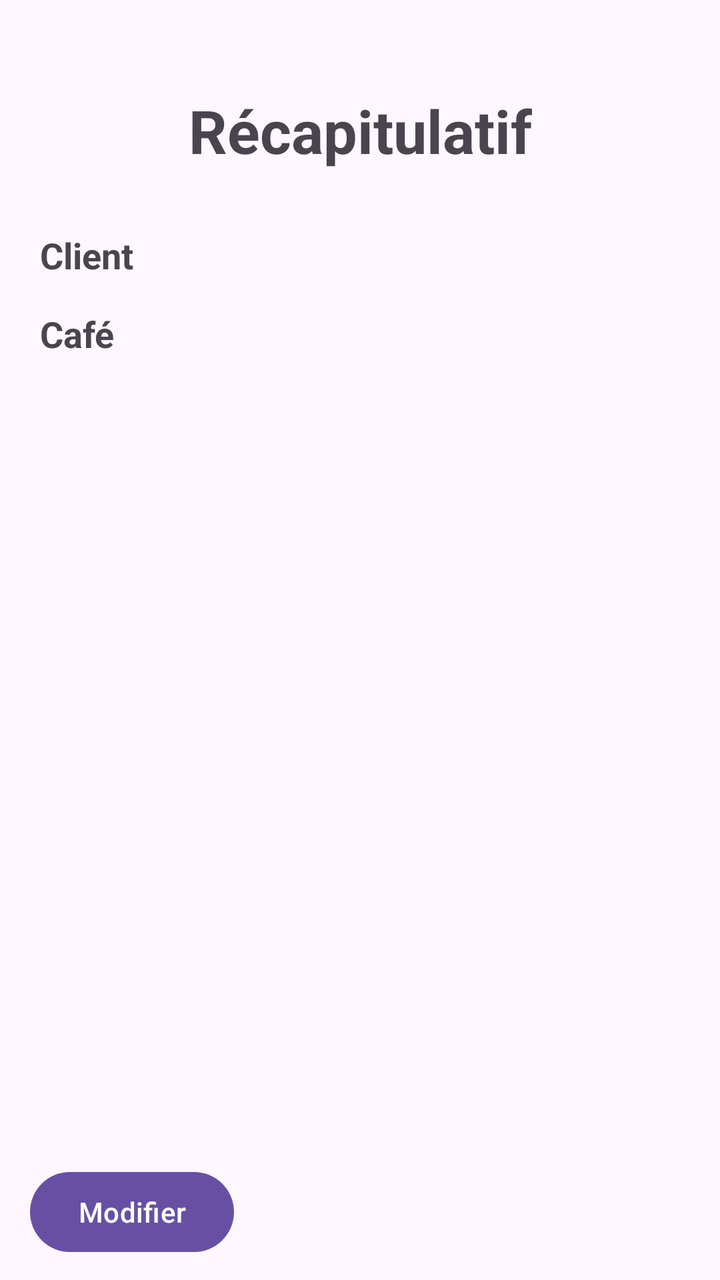
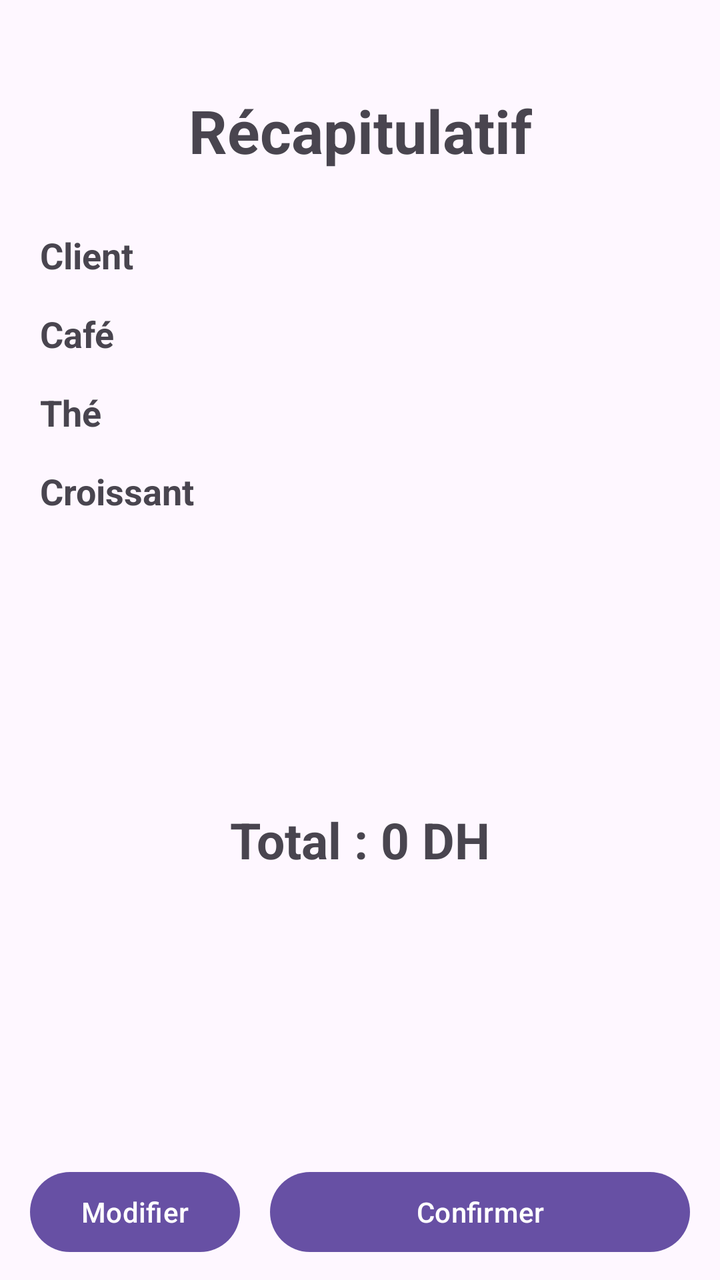

Before-and-after screenshots of an Android layout around one commit, followed by the original layout XML and the change that was made.
<!-- AndroidManifest.xml: application theme Theme.Cafeexpress -->
<!-- res/layout/activity_recap.xml -->
<?xml version="1.0" encoding="utf-8"?>
<androidx.constraintlayout.widget.ConstraintLayout xmlns:android="http://schemas.android.com/apk/res/android"
    xmlns:app="http://schemas.android.com/apk/res-auto"
    android:layout_width="match_parent"
    android:layout_height="match_parent">

    <TextView
        android:id="@+id/titreRecap"
        android:layout_width="wrap_content"
        android:layout_height="wrap_content"
        android:layout_marginTop="45dp"
        android:text="Récapitulatif"
        android:textSize="30sp"
        android:textStyle="bold"
        app:layout_constraintEnd_toEndOf="parent"
        app:layout_constraintStart_toStartOf="parent"
        app:layout_constraintTop_toTopOf="parent" />

    <TextView
        android:id="@+id/lblClient"
        android:layout_width="wrap_content"
        android:layout_height="wrap_content"
        android:layout_marginHorizontal="20dp"
        android:layout_marginTop="30dp"
        android:text="Client"
        android:textSize="18sp"
        android:textStyle="bold"
        app:layout_constraintStart_toStartOf="parent"
        app:layout_constraintTop_toBottomOf="@id/titreRecap" />

    <TextView
        android:id="@+id/lblCafe"
        android:layout_width="wrap_content"
        android:layout_height="wrap_content"
        android:layout_marginHorizontal="20dp"
        android:layout_marginTop="15dp"
        android:text="Café"
        android:textSize="18sp"
        android:textStyle="bold"
        app:layout_constraintStart_toStartOf="parent"
        app:layout_constraintTop_toBottomOf="@id/lblClient" />

    <Button
        android:id="@+id/btnModifier"
        android:layout_width="wrap_content"
        android:layout_height="wrap_content"
        android:layout_marginHorizontal="15dp"
        android:text="Modifier"
        android:layout_marginBottom="10dp"
        app:layout_constraintBottom_toBottomOf="parent"
        app:layout_constraintStart_toStartOf="parent" />

</androidx.constraintlayout.widget.ConstraintLayout>
<!-- resources referenced by this layout -->
<resources>
  <style name="Theme.Cafeexpress" parent="Base.Theme.Cafeexpress" />
  <style name="Base.Theme.Cafeexpress" parent="Theme.Material3.DayNight.NoActionBar">
          
          
      </style>
</resources>

<!-- the commit's change to res/layout/activity_recap.xml (unified diff, before → after) -->
@@ -40,14 +40,107 @@
         app:layout_constraintStart_toStartOf="parent"
         app:layout_constraintTop_toBottomOf="@id/lblClient" />
 
+    <TextView
+        android:id="@+id/lblThe"
+        android:layout_width="wrap_content"
+        android:layout_height="wrap_content"
+        android:layout_marginHorizontal="20dp"
+        android:layout_marginTop="15dp"
+        android:text="Thé"
+        android:textSize="18sp"
+        android:textStyle="bold"
+        app:layout_constraintStart_toStartOf="parent"
+        app:layout_constraintTop_toBottomOf="@id/lblCafe" />
+
+    <TextView
+        android:id="@+id/lblCroissant"
+        android:layout_width="wrap_content"
+        android:layout_height="wrap_content"
+        android:layout_marginHorizontal="20dp"
+        android:layout_marginTop="15dp"
+        android:text="Croissant"
+        android:textSize="18sp"
+        android:textStyle="bold"
+        app:layout_constraintStart_toStartOf="parent"
+        app:layout_constraintTop_toBottomOf="@id/lblThe" />
+
+    <androidx.constraintlayout.widget.Guideline
+        android:id="@+id/sep"
+        android:layout_width="wrap_content"
+        android:layout_height="wrap_content"
+        android:orientation="vertical"
+        app:layout_constraintGuide_percent="0.35" />
+
+    <TextView
+        android:id="@+id/nomClient"
+        android:layout_width="wrap_content"
+        android:layout_height="wrap_content"
+        android:textSize="18sp"
+        app:layout_constraintBottom_toBottomOf="@id/lblClient"
+        app:layout_constraintStart_toEndOf="@id/sep"
+        app:layout_constraintTop_toTopOf="@id/lblClient" />
+
+    <TextView
+        android:id="@+id/nombreCafe"
+        android:layout_width="wrap_content"
+        android:layout_height="wrap_content"
+        android:textSize="18sp"
+        app:layout_constraintBottom_toBottomOf="@id/lblCafe"
+        app:layout_constraintStart_toEndOf="@id/sep"
+        app:layout_constraintTop_toTopOf="@id/lblCafe" />
+
+    <TextView
+        android:id="@+id/nombreThe"
+        android:layout_width="wrap_content"
+        android:layout_height="wrap_content"
+        android:textSize="18sp"
+        app:layout_constraintBottom_toBottomOf="@id/lblThe"
+        app:layout_constraintStart_toEndOf="@id/sep"
+        app:layout_constraintTop_toTopOf="@id/lblThe" />
+
+    <TextView
+        android:id="@+id/nombreCroissant"
+        android:layout_width="wrap_content"
+        android:layout_height="wrap_content"
+        android:textSize="18sp"
+        app:layout_constraintBottom_toBottomOf="@id/lblCroissant"
+        app:layout_constraintStart_toEndOf="@id/sep"
+        app:layout_constraintTop_toTopOf="@id/lblCroissant" />
+
+    <TextView
+        android:id="@+id/total"
+        android:layout_width="wrap_content"
+        android:layout_height="wrap_content"
+        android:text="Total : 0 DH"
+        android:textSize="25sp"
+        android:textStyle="bold"
+        app:layout_constraintBottom_toTopOf="@id/btnModifier"
+        app:layout_constraintEnd_toEndOf="parent"
+        app:layout_constraintStart_toStartOf="parent"
+        app:layout_constraintTop_toBottomOf="@id/lblCroissant" />
+
     <Button
         android:id="@+id/btnModifier"
-        android:layout_width="wrap_content"
+        android:layout_width="0dp"
         android:layout_height="wrap_content"
         android:layout_marginHorizontal="15dp"
+        android:layout_marginBottom="10dp"
         android:text="Modifier"
-        android:layout_marginBottom="10dp"
         app:layout_constraintBottom_toBottomOf="parent"
+        app:layout_constraintEnd_toStartOf="@id/btnConfirmer"
+        app:layout_constraintHorizontal_weight="1"
         app:layout_constraintStart_toStartOf="parent" />
 
+    <Button
+        android:id="@+id/btnConfirmer"
+        android:layout_width="0dp"
+        android:layout_height="wrap_content"
+        android:layout_marginEnd="15dp"
+        android:layout_marginBottom="10dp"
+        android:text="Confirmer"
+        app:layout_constraintBottom_toBottomOf="parent"
+        app:layout_constraintEnd_toEndOf="parent"
+        app:layout_constraintHorizontal_weight="2"
+        app:layout_constraintStart_toEndOf="@id/btnModifier" />
+
 </androidx.constraintlayout.widget.ConstraintLayout>
